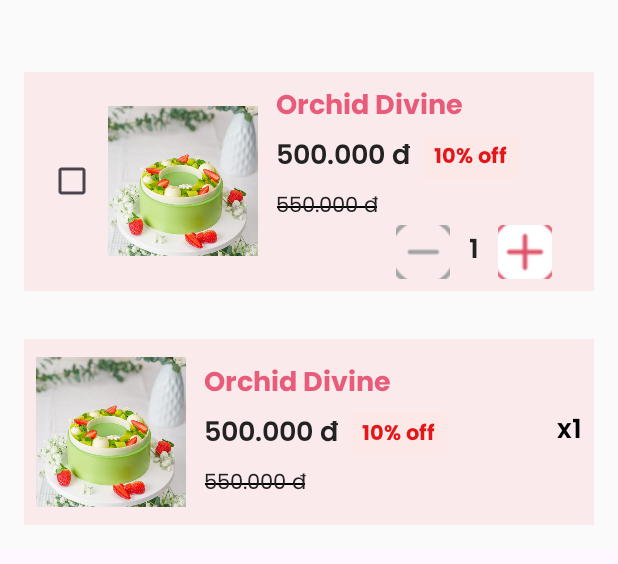
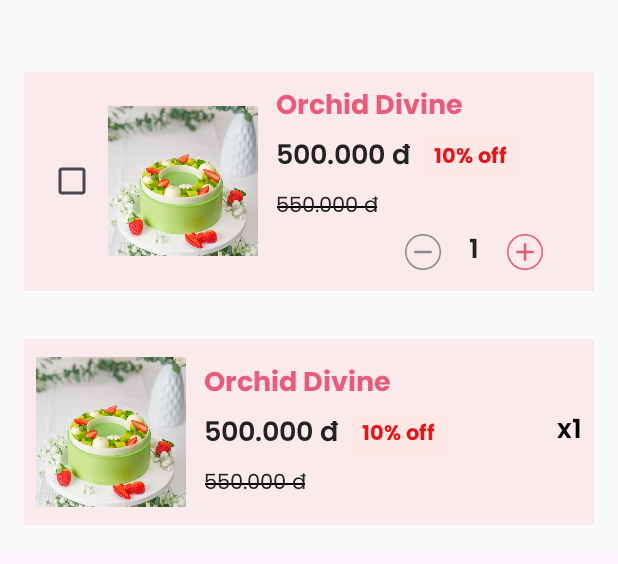
Before and after one commit to mthu1174/CakeEatEasy, an Android app: the layout component_card_product_cart_checkout.xml on its own in the app's theme, with its tools: preview values and no code run, on a phone screen of 412 x 824 dp. Shown: the top 564 px of the screen. Run offline under Robolectric (Android 15) with nearby library versions, the phone set to English and light mode, and no system bars.

Commit message:
Voucher, Cart

```diff
--- a/app/src/main/res/layout/component_card_product_cart_checkout.xml
+++ b/app/src/main/res/layout/component_card_product_cart_checkout.xml
@@ -99,8 +99,8 @@
                 <ImageButton
                     android:layout_width="36dp"
                     android:layout_height="36dp"
-                    android:src="@drawable/ic_decrease_pinkbg"
-                    android:background="#FBEAEC"/>
+                    android:background="#FBEAEC"
+                    android:src="@drawable/ic_decrease_quantity_1" />
 
                 <TextView
                     android:layout_width="32dp"
@@ -115,7 +115,7 @@
                     android:layout_width="36dp"
                     android:layout_height="36dp"
                     android:background="#FBEAEC"
-                    android:src="@drawable/ic_increase_quantity" />
+                    android:src="@drawable/ic_increase_quantity_1" />
             </LinearLayout>
         </LinearLayout>
     </LinearLayout>
--- a/gradle/libs.versions.toml
+++ b/gradle/libs.versions.toml
@@ -7,6 +7,7 @@ appcompat = "1.7.1"
 material = "1.12.0"
 activity = "1.10.1"
 constraintlayout = "2.2.1"
+billing = "7.1.1"
 
 [libraries]
 junit = { group = "junit", name = "junit", version.ref = "junit" }
@@ -16,6 +17,7 @@ appcompat = { group = "androidx.appcompat", name = "appcompat", version.ref = "a
 material = { group = "com.google.android.material", name = "material", version.ref = "material" }
 activity = { group = "androidx.activity", name = "activity", version.ref = "activity" }
 constraintlayout = { group = "androidx.constraintlayout", name = "constraintlayout", version.ref = "constraintlayout" }
+billing = { group = "com.android.billingclient", name = "billing", version.ref = "billing" }
 
 [plugins]
 android-application = { id = "com.android.application", version.ref = "agp" }
```
